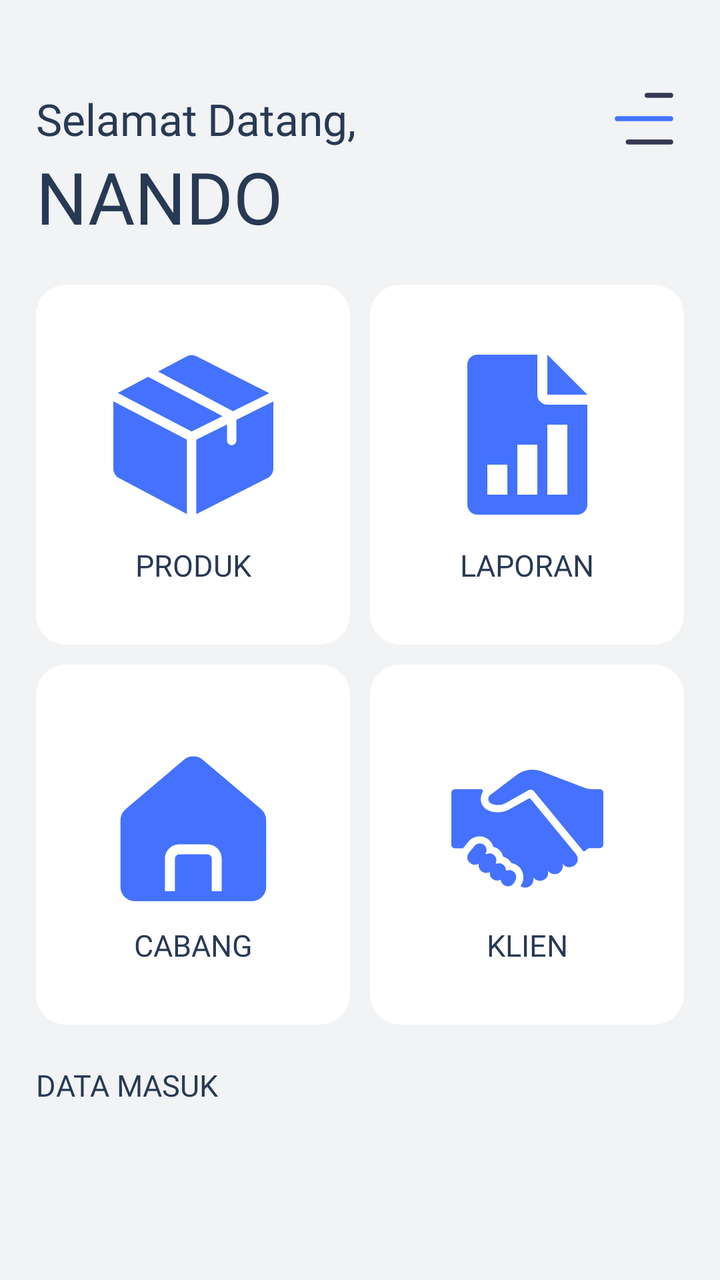
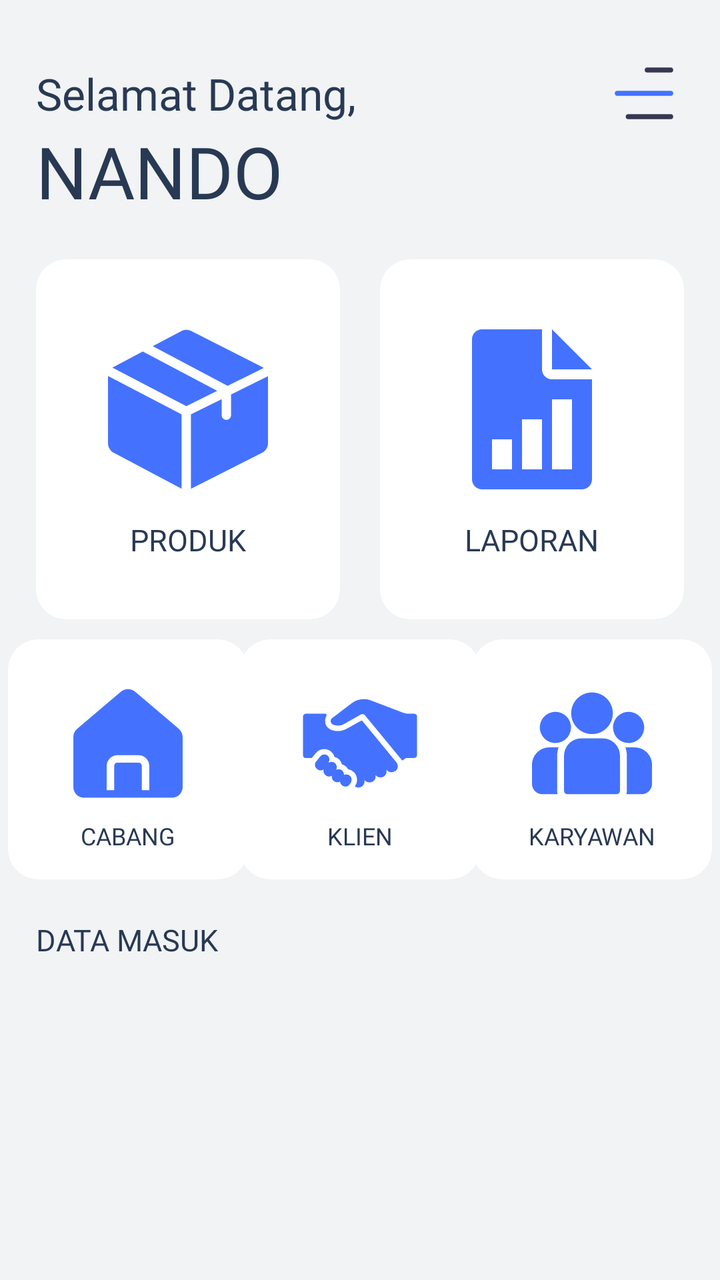

Two renders of the same Android screen: before a commit and after it. Below are the layout's source before the change and the commit's diff.
<!-- AndroidManifest.xml: application theme Theme.BAGUSLAUNDRY -->
<!-- res/layout/fragment_admin_dashboard.xml -->
<?xml version="1.0" encoding="utf-8"?>
<androidx.constraintlayout.widget.ConstraintLayout xmlns:android="http://schemas.android.com/apk/res/android"
    xmlns:app="http://schemas.android.com/apk/res-auto"
    xmlns:tools="http://schemas.android.com/tools"
    android:id="@+id/main"
    android:layout_width="match_parent"
    android:layout_height="match_parent"
    android:background="@color/background"
    tools:context=".ui.admin.AdminDashboardFragment">

    <androidx.constraintlayout.widget.Guideline
        android:layout_width="match_parent"
        android:layout_height="match_parent"
        app:layout_constraintGuide_percent="0.05"
        android:orientation="vertical"
        android:id="@+id/guidelineLeft"/>

    <androidx.constraintlayout.widget.Guideline
        android:layout_width="match_parent"
        android:layout_height="match_parent"
        app:layout_constraintGuide_percent="0.95"
        android:orientation="vertical"
        android:id="@+id/guidelineRight"/>

    <androidx.constraintlayout.widget.Guideline
        android:layout_width="match_parent"
        android:layout_height="match_parent"
        app:layout_constraintGuide_percent="0.07"
        android:orientation="horizontal"
        android:id="@+id/guidelineTop"/>

    <androidx.constraintlayout.widget.Guideline
        android:layout_width="match_parent"
        android:layout_height="match_parent"
        app:layout_constraintGuide_percent="0.5"
        android:orientation="vertical"
        android:id="@+id/guidelineMid"/>


    <TextView
        android:id="@+id/headerSelamat"
        android:layout_width="wrap_content"
        android:layout_height="wrap_content"
        android:text="Selamat"
        android:fontFamily="@font/inter_light"
        android:textColor="@color/blue900"
        android:textSize="22sp"
        app:layout_constraintStart_toEndOf="@id/guidelineLeft"
        app:layout_constraintTop_toTopOf="@id/guidelineTop"
        />

    <TextView
        android:id="@+id/headerDatang"
        android:layout_width="wrap_content"
        android:layout_height="wrap_content"
        android:text="Datang,"
        android:fontFamily="@font/inter_medium"
        android:textColor="@color/blue900"
        android:textSize="22sp"
        android:layout_marginStart="5dp"
        app:layout_constraintStart_toEndOf="@id/headerSelamat"
        app:layout_constraintTop_toTopOf="@id/headerSelamat"
        app:layout_constraintBottom_toBottomOf="@id/headerSelamat"
        />

    <TextView
        android:id="@+id/headerName"
        android:layout_width="wrap_content"
        android:layout_height="wrap_content"
        android:text="NANDO"
        android:fontFamily="@font/inter_bold"
        android:textColor="@color/blue900"
        android:textSize="36sp"
        app:layout_constraintStart_toEndOf="@id/guidelineLeft"
        app:layout_constraintTop_toBottomOf="@id/headerSelamat"
        />

    <ImageView
        android:id="@+id/menuIcon"
        android:layout_width="40dp"
        android:layout_height="50dp"
        android:src="@drawable/menuicon"
        android:translationZ="10dp"
        app:layout_constraintTop_toBottomOf="@id/guidelineTop"
        app:layout_constraintBottom_toBottomOf="@id/headerSelamat"
        app:layout_constraintEnd_toStartOf="@id/guidelineRight"
        />

    <androidx.cardview.widget.CardView
        android:id="@+id/menuProduct"
        android:layout_width="0dp"
        android:layout_height="180dp"
        app:cardCornerRadius="15dp"
        android:layout_marginTop="20dp"
        android:layout_marginEnd="5dp"
        app:cardElevation="0dp"
        app:layout_constraintStart_toEndOf="@id/guidelineLeft"
        app:layout_constraintTop_toBottomOf="@id/headerName"
        app:layout_constraintEnd_toStartOf="@id/guidelineMid"
        />

    <ImageView
        android:id="@+id/iconProduct"
        android:layout_width="90dp"
        android:layout_height="80dp"
        android:src="@drawable/product"
        android:translationY="-15dp"
        app:layout_constraintStart_toStartOf="@id/menuProduct"
        app:layout_constraintTop_toTopOf="@id/menuProduct"
        app:layout_constraintEnd_toEndOf="@id/menuProduct"
        app:layout_constraintBottom_toBottomOf="@id/menuProduct"
        />



    <TextView
        android:layout_width="wrap_content"
        android:layout_height="wrap_content"
        android:text="PRODUK"
        android:textColor="@color/blue900"
        app:layout_constraintStart_toStartOf="@id/menuProduct"
        app:layout_constraintEnd_toEndOf="@id/menuProduct"
        app:layout_constraintTop_toBottomOf="@id/iconProduct"
        android:textSize="15sp"
        android:fontFamily="@font/inter_bold"
        />

    <androidx.cardview.widget.CardView
        android:id="@+id/menuReport"
        android:layout_width="0dp"
        android:layout_height="180dp"
        app:cardCornerRadius="15dp"
        app:cardElevation="0dp"
        android:layout_marginStart="5dp"
        app:layout_constraintStart_toEndOf="@id/guidelineMid"
        app:layout_constraintTop_toTopOf="@id/menuProduct"
        app:layout_constraintBottom_toBottomOf="@id/menuProduct"
        app:layout_constraintEnd_toStartOf="@id/guidelineRight"
        />

    <ImageView
        android:id="@+id/iconReport"
        android:layout_width="90dp"
        android:layout_height="80dp"
        android:src="@drawable/report"
        android:translationY="-15dp"
        app:layout_constraintStart_toStartOf="@id/menuReport"
        app:layout_constraintTop_toTopOf="@id/menuReport"
        app:layout_constraintEnd_toEndOf="@id/menuReport"
        app:layout_constraintBottom_toBottomOf="@id/menuReport"
        />

    <TextView
        android:layout_width="wrap_content"
        android:layout_height="wrap_content"
        android:text="LAPORAN"
        android:textColor="@color/blue900"
        app:layout_constraintStart_toStartOf="@id/iconReport"
        app:layout_constraintEnd_toEndOf="@id/iconReport"
        app:layout_constraintTop_toBottomOf="@id/iconReport"
        android:textSize="15sp"
        android:fontFamily="@font/inter_bold"
        />

    <androidx.cardview.widget.CardView
        android:id="@+id/menuClient"
        android:layout_width="0dp"
        android:layout_height="180dp"
        app:cardCornerRadius="15dp"
        android:layout_marginTop="10dp"
        android:layout_marginStart="5dp"
        app:cardElevation="0dp"
        app:layout_constraintStart_toStartOf="@id/guidelineMid"
        app:layout_constraintEnd_toStartOf="@id/guidelineRight"
        app:layout_constraintTop_toBottomOf="@id/menuProduct"
        />

    <ImageView
        android:id="@+id/iconClient"
        android:layout_width="90dp"
        android:layout_height="80dp"
        android:src="@drawable/handshake"
        android:translationY="-8dp"
        app:layout_constraintStart_toStartOf="@id/menuClient"
        app:layout_constraintTop_toTopOf="@id/menuClient"
        app:layout_constraintEnd_toEndOf="@id/menuClient"
        app:layout_constraintBottom_toBottomOf="@id/menuClient"
        />

    <TextView
        android:layout_width="wrap_content"
        android:layout_height="wrap_content"
        android:text="KLIEN"
        android:textColor="@color/blue900"
        app:layout_constraintStart_toStartOf="@id/iconClient"
        app:layout_constraintEnd_toEndOf="@id/iconClient"
        app:layout_constraintTop_toBottomOf="@id/iconClient"
        android:textSize="15sp"
        android:fontFamily="@font/inter_bold"
        />

    <androidx.cardview.widget.CardView
        android:id="@+id/menuBranch"
        android:layout_width="0dp"
        android:layout_height="180dp"
        app:cardCornerRadius="15dp"
        android:layout_marginTop="10dp"
        app:cardElevation="0dp"
        android:layout_marginEnd="5dp"
        app:layout_constraintStart_toEndOf="@id/guidelineLeft"
        app:layout_constraintEnd_toStartOf="@id/guidelineMid"
        app:layout_constraintTop_toBottomOf="@id/menuProduct"
        />

    <ImageView
        android:id="@+id/iconBranch"
        android:layout_width="90dp"
        android:layout_height="80dp"
        android:src="@drawable/home"
        android:translationY="-8dp"
        app:layout_constraintStart_toStartOf="@id/menuBranch"
        app:layout_constraintTop_toTopOf="@id/menuBranch"
        app:layout_constraintEnd_toEndOf="@id/menuBranch"
        app:layout_constraintBottom_toBottomOf="@id/menuBranch"
        />

    <TextView
        android:layout_width="wrap_content"
        android:layout_height="wrap_content"
        android:text="CABANG"
        android:textColor="@color/blue900"
        app:layout_constraintStart_toStartOf="@id/iconBranch"
        app:layout_constraintEnd_toEndOf="@id/iconBranch"
        app:layout_constraintTop_toBottomOf="@id/iconBranch"
        android:textSize="15sp"
        android:fontFamily="@font/inter_bold"
        />



    <TextView
        android:id="@+id/textTitle"
        android:layout_width="wrap_content"
        android:layout_height="wrap_content"
        android:text="DATA MASUK"
        android:layout_marginTop="20dp"
        android:fontFamily="@font/inter_semibold"
        android:textSize="15sp"
        android:textColor="@color/blue900"
        app:layout_constraintTop_toBottomOf="@id/menuBranch"
        app:layout_constraintStart_toEndOf="@id/guidelineLeft"
        />

</androidx.constraintlayout.widget.ConstraintLayout>
<!-- resources referenced by this layout -->
<resources>
  <color name="background">#F1F3F4</color>
  <color name="blue900">#283954</color>
  <!-- drawable home (drawable) -->
  <vector xmlns:android="http://schemas.android.com/apk/res/android"
      android:width="512dp"
      android:height="512dp"
      android:viewportWidth="32"
      android:viewportHeight="32">
    <path
        android:pathData="M17.94,2.25a2.997,2.997 0,0 0,-3.88 0L2.49,12.08a2.96,2.96 0,0 0,-1.06 2.28v13.27c0,1.58 1.29,2.87 2.87,2.87h23.4c1.58,0 2.87,-1.29 2.87,-2.87L30.57,14.36c0,-0.88 -0.38,-1.71 -1.06,-2.28zM21.68,28.5h-2v-6.49a0.87,0.87 0,0 0,-0.87 -0.87h-5.62a0.87,0.87 0,0 0,-0.87 0.87v6.49h-2v-6.49c0,-1.58 1.29,-2.87 2.87,-2.87h5.62c1.58,0 2.87,1.29 2.87,2.87z"
        android:fillColor="#4472ff"/>
  </vector>
  <!-- drawable menuicon (drawable) -->
  <vector xmlns:android="http://schemas.android.com/apk/res/android"
      android:width="512dp"
      android:height="512dp"
      android:viewportWidth="24"
      android:viewportHeight="24">
    <path
        android:pathData="M6.533,19a0.75,0.75 0,0 1,0.75 -0.75L20,18.25a0.75,0.75 0,0 1,0 1.5L7.283,19.75a0.75,0.75 0,0 1,-0.75 -0.75zM12.222,5a0.75,0.75 0,0 1,0.75 -0.75L20,4.25a0.75,0.75 0,0 1,0 1.5h-7.028a0.75,0.75 0,0 1,-0.75 -0.75z"
        android:fillColor="#363853"
        android:fillType="evenOdd"/>
    <path
        android:pathData="M3.25,12a0.75,0.75 0,0 1,0.75 -0.75h16a0.75,0.75 0,0 1,0 1.5H4a0.75,0.75 0,0 1,-0.75 -0.75z"
        android:fillColor="#4472ff"
        android:fillType="evenOdd"/>
  </vector>
  <!-- drawable report (drawable) -->
  <vector xmlns:android="http://schemas.android.com/apk/res/android"
      android:width="512dp"
      android:height="512dp"
      android:viewportWidth="512"
      android:viewportHeight="512">
    <path
        android:pathData="M320,0v128h128z"
        android:fillColor="#4472ff"/>
    <path
        android:pathData="M320,160c-17.63,0 -32,-14.37 -32,-32L288,0L96,0C78.37,0 64,14.37 64,32v448c0,17.66 14.37,32 32,32h320c17.66,0 32,-14.34 32,-32L448,160L320,160zM192,448h-64v-96h64v96zM288,448h-64L224,288h64v160zM384,448h-64L320,224h64v224z"
        android:fillColor="#4472ff"/>
  </vector>
  <style name="Theme.BAGUSLAUNDRY" parent="Base.Theme.BAGUSLAUNDRY" />
  <style name="Base.Theme.BAGUSLAUNDRY" parent="Theme.Material3.DayNight.NoActionBar">
          
          
      </style>
  <!-- unchanged entries left out for length: 2 -->
</resources>

<!-- the commit's change to res/layout/fragment_admin_dashboard.xml (unified diff, before → after) -->
@@ -25,10 +25,9 @@
     <androidx.constraintlayout.widget.Guideline
         android:layout_width="match_parent"
         android:layout_height="match_parent"
-        app:layout_constraintGuide_percent="0.07"
+        app:layout_constraintGuide_percent="0.05"
         android:orientation="horizontal"
         android:id="@+id/guidelineTop"/>
-
     <androidx.constraintlayout.widget.Guideline
         android:layout_width="match_parent"
         android:layout_height="match_parent"
@@ -92,7 +91,7 @@
         android:layout_height="180dp"
         app:cardCornerRadius="15dp"
         android:layout_marginTop="20dp"
-        android:layout_marginEnd="5dp"
+        android:layout_marginEnd="10dp"
         app:cardElevation="0dp"
         app:layout_constraintStart_toEndOf="@id/guidelineLeft"
         app:layout_constraintTop_toBottomOf="@id/headerName"
@@ -131,7 +130,7 @@
         android:layout_height="180dp"
         app:cardCornerRadius="15dp"
         app:cardElevation="0dp"
-        android:layout_marginStart="5dp"
+        android:layout_marginStart="10dp"
         app:layout_constraintStart_toEndOf="@id/guidelineMid"
         app:layout_constraintTop_toTopOf="@id/menuProduct"
         app:layout_constraintBottom_toBottomOf="@id/menuProduct"
@@ -164,21 +163,21 @@
 
     <androidx.cardview.widget.CardView
         android:id="@+id/menuClient"
-        android:layout_width="0dp"
-        android:layout_height="180dp"
+        android:layout_width="120dp"
+        android:layout_height="120dp"
         app:cardCornerRadius="15dp"
         android:layout_marginTop="10dp"
-        android:layout_marginStart="5dp"
-        app:cardElevation="0dp"
+        app:cardElevation="0dp"
+        android:layout_marginEnd="10dp"
         app:layout_constraintStart_toStartOf="@id/guidelineMid"
-        app:layout_constraintEnd_toStartOf="@id/guidelineRight"
+        app:layout_constraintEnd_toEndOf="@id/guidelineMid"
         app:layout_constraintTop_toBottomOf="@id/menuProduct"
         />
 
     <ImageView
         android:id="@+id/iconClient"
-        android:layout_width="90dp"
-        android:layout_height="80dp"
+        android:layout_width="80dp"
+        android:layout_height="60dp"
         android:src="@drawable/handshake"
         android:translationY="-8dp"
         app:layout_constraintStart_toStartOf="@id/menuClient"
@@ -195,27 +194,27 @@
         app:layout_constraintStart_toStartOf="@id/iconClient"
         app:layout_constraintEnd_toEndOf="@id/iconClient"
         app:layout_constraintTop_toBottomOf="@id/iconClient"
-        android:textSize="15sp"
+        android:textSize="12sp"
         android:fontFamily="@font/inter_bold"
         />
 
     <androidx.cardview.widget.CardView
         android:id="@+id/menuBranch"
-        android:layout_width="0dp"
-        android:layout_height="180dp"
+        android:layout_width="120dp"
+        android:layout_height="120dp"
         app:cardCornerRadius="15dp"
         android:layout_marginTop="10dp"
         app:cardElevation="0dp"
-        android:layout_marginEnd="5dp"
-        app:layout_constraintStart_toEndOf="@id/guidelineLeft"
-        app:layout_constraintEnd_toStartOf="@id/guidelineMid"
+        android:layout_marginEnd="10dp"
+        app:layout_constraintStart_toEndOf="@id/guidelineLeft"
+        app:layout_constraintEnd_toStartOf="@id/menuClient"
         app:layout_constraintTop_toBottomOf="@id/menuProduct"
         />
 
     <ImageView
         android:id="@+id/iconBranch"
-        android:layout_width="90dp"
-        android:layout_height="80dp"
+        android:layout_width="80dp"
+        android:layout_height="60dp"
         android:src="@drawable/home"
         android:translationY="-8dp"
         app:layout_constraintStart_toStartOf="@id/menuBranch"
@@ -232,11 +231,46 @@
         app:layout_constraintStart_toStartOf="@id/iconBranch"
         app:layout_constraintEnd_toEndOf="@id/iconBranch"
         app:layout_constraintTop_toBottomOf="@id/iconBranch"
-        android:textSize="15sp"
-        android:fontFamily="@font/inter_bold"
-        />
-
-
+        android:textSize="12sp"
+        android:fontFamily="@font/inter_bold"
+        />
+
+    <androidx.cardview.widget.CardView
+        android:id="@+id/menuEmployment"
+        android:layout_width="120dp"
+        android:layout_height="120dp"
+        app:cardCornerRadius="15dp"
+        android:layout_marginTop="10dp"
+        app:cardElevation="0dp"
+        android:layout_marginStart="10dp"
+        app:layout_constraintStart_toEndOf="@id/menuClient"
+        app:layout_constraintEnd_toStartOf="@id/guidelineRight"
+        app:layout_constraintTop_toBottomOf="@id/menuReport"
+        />
+
+    <ImageView
+        android:id="@+id/iconEmployment"
+        android:layout_width="80dp"
+        android:layout_height="60dp"
+        android:src="@drawable/group"
+        android:translationY="-8dp"
+        app:layout_constraintStart_toStartOf="@id/menuEmployment"
+        app:layout_constraintTop_toTopOf="@id/menuEmployment"
+        app:layout_constraintEnd_toEndOf="@id/menuEmployment"
+        app:layout_constraintBottom_toBottomOf="@id/menuEmployment"
+        />
+
+    <TextView
+        android:layout_width="wrap_content"
+        android:layout_height="wrap_content"
+        android:text="KARYAWAN"
+        android:textColor="@color/blue900"
+        app:layout_constraintStart_toStartOf="@id/iconEmployment"
+        app:layout_constraintEnd_toEndOf="@id/iconEmployment"
+        app:layout_constraintTop_toBottomOf="@id/iconEmployment"
+        android:textSize="12sp"
+        android:fontFamily="@font/inter_bold"
+        />
 
     <TextView
         android:id="@+id/textTitle"
<!-- resource entries referenced after the edit -->
@@ -2,6 +2,16 @@
 <resources>
   <color name="background">#F1F3F4</color>
   <color name="blue900">#283954</color>
+  <!-- drawable group (drawable) -->
+  <vector xmlns:android="http://schemas.android.com/apk/res/android"
+      android:width="512dp"
+      android:height="512dp"
+      android:viewportWidth="512"
+      android:viewportHeight="512">
+    <path
+        android:pathData="M438.09,273.32h-39.6c4.04,11.05 6.24,22.98 6.24,35.4v149.65c0,5.18 -0.9,10.16 -2.54,14.78h65.46c24.45,0 44.35,-19.89 44.35,-44.35v-81.58c0,-40.75 -33.15,-73.91 -73.91,-73.91zM107.26,308.73c0,-12.43 2.2,-24.35 6.24,-35.4H73.91c-40.75,0 -73.91,33.16 -73.91,73.91v81.58c0,24.45 19.89,44.35 44.35,44.35h65.46a44.14,44.14 0,0 1,-2.54 -14.78v-149.65zM301.26,234.82h-90.52c-40.75,0 -73.91,33.16 -73.91,73.91v149.65c0,8.16 6.62,14.78 14.78,14.78h208.78c8.16,0 14.78,-6.62 14.78,-14.78v-149.65c0,-40.75 -33.16,-73.91 -73.91,-73.91zM256,38.84c-49.01,0 -88.89,39.87 -88.89,88.89 0,33.24 18.35,62.28 45.45,77.52 12.85,7.23 27.67,11.36 43.44,11.36s30.59,-4.13 43.44,-11.36c27.1,-15.24 45.45,-44.28 45.45,-77.52 0,-49.01 -39.87,-88.89 -88.89,-88.89zM99.92,121.69c-36.65,0 -66.47,29.82 -66.47,66.47 0,36.65 29.82,66.47 66.47,66.47a66.1,66.1 0,0 0,26.19 -5.39c13.91,-5.99 25.37,-16.58 32.47,-29.86a66.05,66.05 0,0 0,7.81 -31.23c0,-36.65 -29.82,-66.47 -66.47,-66.47zM412.08,121.69c-36.65,0 -66.47,29.82 -66.47,66.47a66.04,66.04 0,0 0,7.81 31.23c7.09,13.28 18.56,23.87 32.47,29.86a66.1,66.1 0,0 0,26.19 5.39c36.65,0 66.47,-29.82 66.47,-66.47 0,-36.65 -29.82,-66.47 -66.47,-66.47z"
+        android:fillColor="#4472ff"/>
+  </vector>
   <!-- drawable home (drawable) -->
   <vector xmlns:android="http://schemas.android.com/apk/res/android"
       android:width="512dp"
